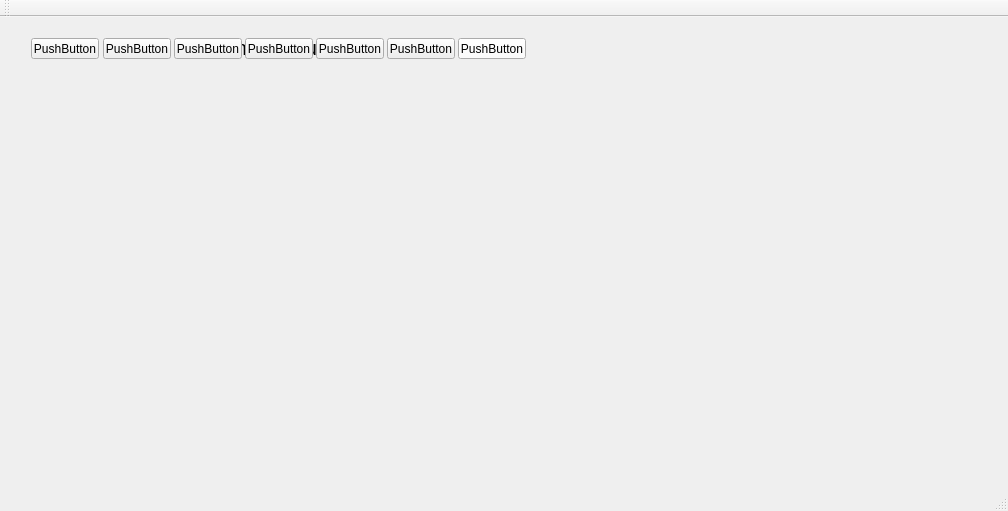
First picture: the form in Connect4/Connect4.ui, repository tylerjosephrose/Connect4, before the edit.
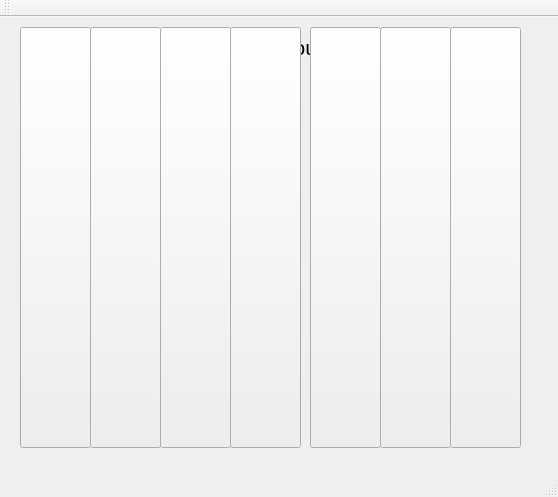
Second picture: the form after the edit. Icons and pictures are not drawn. Custom widgets are drawn as their Qt base class.

```diff
--- a/Connect4/Connect4.ui
+++ b/Connect4/Connect4.ui
@@ -6,8 +6,8 @@
    <rect>
     <x>0</x>
     <y>0</y>
-    <width>1008</width>
-    <height>511</height>
+    <width>558</width>
+    <height>497</height>
    </rect>
   </property>
   <property name="windowTitle">
@@ -26,6 +26,12 @@
     <layout class="QGridLayout" name="gridForPieces">
      <item row="3" column="5">
       <widget class="QLabel" name="piece35">
+       <property name="sizePolicy">
+        <sizepolicy hsizetype="Ignored" vsizetype="Ignored">
+         <horstretch>0</horstretch>
+         <verstretch>0</verstretch>
+        </sizepolicy>
+       </property>
        <property name="text">
         <string/>
        </property>
@@ -36,6 +42,12 @@
      </item>
      <item row="5" column="5">
       <widget class="QLabel" name="piece55">
+       <property name="sizePolicy">
+        <sizepolicy hsizetype="Ignored" vsizetype="Ignored">
+         <horstretch>0</horstretch>
+         <verstretch>0</verstretch>
+        </sizepolicy>
+       </property>
        <property name="text">
         <string/>
        </property>
@@ -46,6 +58,12 @@
      </item>
      <item row="4" column="2">
       <widget class="QLabel" name="piece42">
+       <property name="sizePolicy">
+        <sizepolicy hsizetype="Ignored" vsizetype="Ignored">
+         <horstretch>0</horstretch>
+         <verstretch>0</verstretch>
+        </sizepolicy>
+       </property>
        <property name="text">
         <string/>
        </property>
@@ -56,6 +74,12 @@
      </item>
      <item row="4" column="4">
       <widget class="QLabel" name="piece44">
+       <property name="sizePolicy">
+        <sizepolicy hsizetype="Ignored" vsizetype="Ignored">
+         <horstretch>0</horstretch>
+         <verstretch>0</verstretch>
+        </sizepolicy>
+       </property>
        <property name="text">
         <string/>
        </property>
@@ -66,6 +90,12 @@
      </item>
      <item row="0" column="2">
       <widget class="QLabel" name="piece02">
+       <property name="sizePolicy">
+        <sizepolicy hsizetype="Ignored" vsizetype="Ignored">
+         <horstretch>0</horstretch>
+         <verstretch>0</verstretch>
+        </sizepolicy>
+       </property>
        <property name="text">
         <string/>
        </property>
@@ -76,6 +106,12 @@
      </item>
      <item row="4" column="5">
       <widget class="QLabel" name="piece45">
+       <property name="sizePolicy">
+        <sizepolicy hsizetype="Ignored" vsizetype="Ignored">
+         <horstretch>0</horstretch>
+         <verstretch>0</verstretch>
+        </sizepolicy>
+       </property>
        <property name="text">
         <string/>
        </property>
@@ -86,6 +122,12 @@
      </item>
      <item row="5" column="1">
       <widget class="QLabel" name="piece51">
+       <property name="sizePolicy">
+        <sizepolicy hsizetype="Ignored" vsizetype="Ignored">
+         <horstretch>0</horstretch>
+         <verstretch>0</verstretch>
+        </sizepolicy>
+       </property>
        <property name="text">
         <string/>
        </property>
@@ -96,6 +138,12 @@
      </item>
      <item row="1" column="1">
       <widget class="QLabel" name="piece11">
+       <property name="sizePolicy">
+        <sizepolicy hsizetype="Ignored" vsizetype="Ignored">
+         <horstretch>0</horstretch>
+         <verstretch>0</verstretch>
+        </sizepolicy>
+       </property>
        <property name="text">
         <string/>
        </property>
@@ -106,6 +154,12 @@
      </item>
      <item row="0" column="6">
       <widget class="QLabel" name="piece06">
+       <property name="sizePolicy">
+        <sizepolicy hsizetype="Ignored" vsizetype="Ignored">
+         <horstretch>0</horstretch>
+         <verstretch>0</verstretch>
+        </sizepolicy>
+       </property>
        <property name="text">
         <string/>
        </property>
@@ -116,6 +170,12 @@
      </item>
      <item row="3" column="3">
       <widget class="QLabel" name="piece33">
+       <property name="sizePolicy">
+        <sizepolicy hsizetype="Ignored" vsizetype="Ignored">
+         <horstretch>0</horstretch>
+         <verstretch>0</verstretch>
+        </sizepolicy>
+       </property>
        <property name="text">
         <string/>
        </property>
@@ -126,6 +186,12 @@
      </item>
      <item row="1" column="6">
       <widget class="QLabel" name="piece16">
+       <property name="sizePolicy">
+        <sizepolicy hsizetype="Ignored" vsizetype="Ignored">
+         <horstretch>0</horstretch>
+         <verstretch>0</verstretch>
+        </sizepolicy>
+       </property>
        <property name="text">
         <string/>
        </property>
@@ -136,6 +202,12 @@
      </item>
      <item row="4" column="1">
       <widget class="QLabel" name="piece41">
+       <property name="sizePolicy">
+        <sizepolicy hsizetype="Ignored" vsizetype="Ignored">
+         <horstretch>0</horstretch>
+         <verstretch>0</verstretch>
+        </sizepolicy>
+       </property>
        <property name="text">
         <string/>
        </property>
@@ -146,6 +218,12 @@
      </item>
      <item row="0" column="5">
       <widget class="QLabel" name="piece05">
+       <property name="sizePolicy">
+        <sizepolicy hsizetype="Ignored" vsizetype="Ignored">
+         <horstretch>0</horstretch>
+         <verstretch>0</verstretch>
+        </sizepolicy>
+       </property>
        <property name="text">
         <string/>
        </property>
@@ -156,6 +234,12 @@
      </item>
      <item row="2" column="0">
       <widget class="QLabel" name="piece20">
+       <property name="sizePolicy">
+        <sizepolicy hsizetype="Ignored" vsizetype="Ignored">
+         <horstretch>0</horstretch>
+         <verstretch>0</verstretch>
+        </sizepolicy>
+       </property>
        <property name="text">
         <string/>
        </property>
@@ -166,6 +250,12 @@
      </item>
      <item row="5" column="3">
       <widget class="QLabel" name="piece53">
+       <property name="sizePolicy">
+        <sizepolicy hsizetype="Ignored" vsizetype="Ignored">
+         <horstretch>0</horstretch>
+         <verstretch>0</verstretch>
+        </sizepolicy>
+       </property>
        <property name="text">
         <string/>
        </property>
@@ -176,6 +266,12 @@
      </item>
      <item row="5" column="6">
       <widget class="QLabel" name="piece56">
+       <property name="sizePolicy">
+        <sizepolicy hsizetype="Ignored" vsizetype="Ignored">
+         <horstretch>0</horstretch>
+         <verstretch>0</verstretch>
+        </sizepolicy>
+       </property>
        <property name="text">
         <string/>
        </property>
@@ -186,6 +282,12 @@
      </item>
      <item row="2" column="6">
       <widget class="QLabel" name="piece26">
+       <property name="sizePolicy">
+        <sizepolicy hsizetype="Ignored" vsizetype="Ignored">
+         <horstretch>0</horstretch>
+         <verstretch>0</verstretch>
+        </sizepolicy>
+       </property>
        <property name="text">
         <string/>
        </property>
@@ -196,6 +298,12 @@
      </item>
      <item row="0" column="3">
       <widget class="QLabel" name="piece03">
+       <property name="sizePolicy">
+        <sizepolicy hsizetype="Ignored" vsizetype="Ignored">
+         <horstretch>0</horstretch>
+         <verstretch>0</verstretch>
+        </sizepolicy>
+       </property>
        <property name="text">
         <string/>
        </property>
@@ -206,6 +314,12 @@
      </item>
      <item row="5" column="2">
       <widget class="QLabel" name="piece52">
+       <property name="sizePolicy">
+        <sizepolicy hsizetype="Ignored" vsizetype="Ignored">
+         <horstretch>0</horstretch>
+         <verstretch>0</verstretch>
+        </sizepolicy>
+       </property>
        <property name="text">
         <string/>
        </property>
@@ -216,6 +330,12 @@
      </item>
      <item row="0" column="4">
       <widget class="QLabel" name="piece04">
+       <property name="sizePolicy">
+        <sizepolicy hsizetype="Ignored" vsizetype="Ignored">
+         <horstretch>0</horstretch>
+         <verstretch>0</verstretch>
+        </sizepolicy>
+       </property>
        <property name="text">
         <string/>
        </property>
@@ -226,6 +346,12 @@
      </item>
      <item row="3" column="4">
       <widget class="QLabel" name="piece34">
+       <property name="sizePolicy">
+        <sizepolicy hsizetype="Ignored" vsizetype="Ignored">
+         <horstretch>0</horstretch>
+         <verstretch>0</verstretch>
+        </sizepolicy>
+       </property>
        <property name="text">
         <string/>
        </property>
@@ -236,6 +362,12 @@
      </item>
      <item row="4" column="6">
       <widget class="QLabel" name="piece46">
+       <property name="sizePolicy">
+        <sizepolicy hsizetype="Ignored" vsizetype="Ignored">
+         <horstretch>0</horstretch>
+         <verstretch>0</verstretch>
+        </sizepolicy>
+       </property>
        <property name="text">
         <string/>
        </property>
@@ -246,6 +378,12 @@
      </item>
      <item row="5" column="0">
       <widget class="QLabel" name="piece50">
+       <property name="sizePolicy">
+        <sizepolicy hsizetype="Ignored" vsizetype="Ignored">
+         <horstretch>0</horstretch>
+         <verstretch>0</verstretch>
+        </sizepolicy>
+       </property>
        <property name="text">
         <string/>
        </property>
@@ -256,6 +394,12 @@
      </item>
      <item row="0" column="0">
       <widget class="QLabel" name="piece00">
+       <property name="sizePolicy">
+        <sizepolicy hsizetype="Ignored" vsizetype="Ignored">
+         <horstretch>0</horstretch>
+         <verstretch>0</verstretch>
+        </sizepolicy>
+       </property>
        <property name="text">
         <string/>
        </property>
@@ -266,6 +410,12 @@
      </item>
      <item row="2" column="2">
       <widget class="QLabel" name="piece22">
+       <property name="sizePolicy">
+        <sizepolicy hsizetype="Ignored" vsizetype="Ignored">
+         <horstretch>0</horstretch>
+         <verstretch>0</verstretch>
+        </sizepolicy>
+       </property>
        <property name="text">
         <string/>
        </property>
@@ -276,6 +426,12 @@
      </item>
      <item row="0" column="1">
       <widget class="QLabel" name="piece01">
+       <property name="sizePolicy">
+        <sizepolicy hsizetype="Ignored" vsizetype="Ignored">
+         <horstretch>0</horstretch>
+         <verstretch>0</verstretch>
+        </sizepolicy>
+       </property>
        <property name="text">
         <string/>
        </property>
@@ -286,6 +442,12 @@
      </item>
      <item row="1" column="0">
       <widget class="QLabel" name="piece10">
+       <property name="sizePolicy">
+        <sizepolicy hsizetype="Ignored" vsizetype="Ignored">
+         <horstretch>0</horstretch>
+         <verstretch>0</verstretch>
+        </sizepolicy>
+       </property>
        <property name="text">
         <string/>
        </property>
@@ -296,6 +458,12 @@
      </item>
      <item row="1" column="2">
       <widget class="QLabel" name="piece12">
+       <property name="sizePolicy">
+        <sizepolicy hsizetype="Ignored" vsizetype="Ignored">
+         <horstretch>0</horstretch>
+         <verstretch>0</verstretch>
+        </sizepolicy>
+       </property>
        <property name="text">
         <string/>
        </property>
@@ -306,6 +474,12 @@
      </item>
      <item row="1" column="3">
       <widget class="QLabel" name="piece13">
+       <property name="sizePolicy">
+        <sizepolicy hsizetype="Ignored" vsizetype="Ignored">
+         <horstretch>0</horstretch>
+         <verstretch>0</verstretch>
+        </sizepolicy>
+       </property>
        <property name="text">
         <string/>
        </property>
@@ -316,6 +490,12 @@
      </item>
      <item row="1" column="4">
       <widget class="QLabel" name="piece14">
+       <property name="sizePolicy">
+        <sizepolicy hsizetype="Ignored" vsizetype="Ignored">
+         <horstretch>0</horstretch>
+         <verstretch>0</verstretch>
+        </sizepolicy>
+       </property>
        <property name="text">
         <string/>
        </property>
@@ -326,6 +506,12 @@
      </item>
      <item row="1" column="5">
       <widget class="QLabel" name="piece15">
+       <property name="sizePolicy">
+        <sizepolicy hsizetype="Ignored" vsizetype="Ignored">
+         <horstretch>0</horstretch>
+         <verstretch>0</verstretch>
+        </sizepolicy>
+       </property>
        <property name="text">
         <string/>
        </property>
@@ -336,6 +522,12 @@
      </item>
      <item row="3" column="6">
       <widget class="QLabel" name="piece36">
+       <property name="sizePolicy">
+        <sizepolicy hsizetype="Ignored" vsizetype="Ignored">
+         <horstretch>0</horstretch>
+         <verstretch>0</verstretch>
+        </sizepolicy>
+       </property>
        <property name="text">
         <string/>
        </property>
@@ -346,6 +538,12 @@
      </item>
      <item row="2" column="5">
       <widget class="QLabel" name="piece25">
+       <property name="sizePolicy">
+        <sizepolicy hsizetype="Ignored" vsizetype="Ignored">
+         <horstretch>0</horstretch>
+         <verstretch>0</verstretch>
+        </sizepolicy>
+       </property>
        <property name="text">
         <string/>
        </property>
@@ -356,6 +554,12 @@
      </item>
      <item row="3" column="0">
       <widget class="QLabel" name="piece30">
+       <property name="sizePolicy">
+        <sizepolicy hsizetype="Ignored" vsizetype="Ignored">
+         <horstretch>0</horstretch>
+         <verstretch>0</verstretch>
+        </sizepolicy>
+       </property>
        <property name="text">
         <string/>
        </property>
@@ -366,6 +570,12 @@
      </item>
      <item row="2" column="1">
       <widget class="QLabel" name="piece21">
+       <property name="sizePolicy">
+        <sizepolicy hsizetype="Ignored" vsizetype="Ignored">
+         <horstretch>0</horstretch>
+         <verstretch>0</verstretch>
+        </sizepolicy>
+       </property>
        <property name="text">
         <string/>
        </property>
@@ -376,6 +586,12 @@
      </item>
      <item row="2" column="4">
       <widget class="QLabel" name="piece24">
+       <property name="sizePolicy">
+        <sizepolicy hsizetype="Ignored" vsizetype="Ignored">
+         <horstretch>0</horstretch>
+         <verstretch>0</verstretch>
+        </sizepolicy>
+       </property>
        <property name="text">
         <string/>
        </property>
@@ -386,6 +602,12 @@
      </item>
      <item row="2" column="3">
       <widget class="QLabel" name="piece23">
+       <property name="sizePolicy">
+        <sizepolicy hsizetype="Ignored" vsizetype="Ignored">
+         <horstretch>0</horstretch>
+         <verstretch>0</verstretch>
+        </sizepolicy>
+       </property>
        <property name="text">
         <string/>
        </property>
@@ -396,6 +618,12 @@
      </item>
      <item row="5" column="4">
       <widget class="QLabel" name="piece54">
+       <property name="sizePolicy">
+        <sizepolicy hsizetype="Ignored" vsizetype="Ignored">
+         <horstretch>0</horstretch>
+         <verstretch>0</verstretch>
+        </sizepolicy>
+       </property>
        <property name="text">
         <string/>
        </property>
@@ -406,6 +634,12 @@
      </item>
      <item row="4" column="3">
       <widget class="QLabel" name="piece43">
+       <property name="sizePolicy">
+        <sizepolicy hsizetype="Ignored" vsizetype="Ignored">
+         <horstretch>0</horstretch>
+         <verstretch>0</verstretch>
+        </sizepolicy>
+       </property>
        <property name="text">
         <string/>
        </property>
@@ -416,6 +650,12 @@
      </item>
      <item row="3" column="2">
       <widget class="QLabel" name="piece32">
+       <property name="sizePolicy">
+        <sizepolicy hsizetype="Ignored" vsizetype="Ignored">
+         <horstretch>0</horstretch>
+         <verstretch>0</verstretch>
+        </sizepolicy>
+       </property>
        <property name="text">
         <string/>
        </property>
@@ -426,6 +666,12 @@
      </item>
      <item row="4" column="0">
       <widget class="QLabel" name="piece40">
+       <property name="sizePolicy">
+        <sizepolicy hsizetype="Ignored" vsizetype="Ignored">
+         <horstretch>0</horstretch>
+         <verstretch>0</verstretch>
+        </sizepolicy>
+       </property>
        <property name="text">
         <string/>
        </property>
@@ -436,6 +682,12 @@
      </item>
      <item row="3" column="1">
       <widget class="QLabel" name="piece31">
+       <property name="sizePolicy">
+        <sizepolicy hsizetype="Ignored" vsizetype="Ignored">
+         <horstretch>0</horstretch>
+         <verstretch>0</verstretch>
+        </sizepolicy>
+       </property>
        <property name="text">
         <string/>
        </property>
@@ -459,146 +711,106 @@
      <string>&lt;html&gt;&lt;head/&gt;&lt;body&gt;&lt;p align=&quot;center&quot;&gt;&lt;span style=&quot; font-size:16pt;&quot;&gt;Connect Four&lt;/span&gt;&lt;/p&gt;&lt;/body&gt;&lt;/html&gt;</string>
     </property>
    </widget>
-   <widget class="QWidget" name="gridLayoutWidget_2">
+   <widget class="RowButton" name="row0">
     <property name="geometry">
      <rect>
       <x>20</x>
       <y>10</y>
-      <width>514</width>
+      <width>71</width>
       <height>421</height>
      </rect>
     </property>
-    <layout class="QGridLayout" name="gridLayout">
-     <item row="0" column="3" alignment="Qt::AlignHCenter|Qt::AlignTop">
-      <widget class="QToolButton" name="toolButton_4">
-       <property name="minimumSize">
-        <size>
-         <width>68</width>
-         <height>19</height>
-        </size>
-       </property>
-       <property name="text">
-        <string>PushButton</string>
-       </property>
-      </widget>
-     </item>
-     <item row="0" column="1" alignment="Qt::AlignHCenter|Qt::AlignTop">
-      <widget class="QToolButton" name="toolButton_2">
-       <property name="minimumSize">
-        <size>
-         <width>68</width>
-         <height>19</height>
-        </size>
-       </property>
-       <property name="text">
-        <string>PushButton</string>
-       </property>
-      </widget>
-     </item>
-     <item row="0" column="5" alignment="Qt::AlignHCenter|Qt::AlignTop">
-      <widget class="QToolButton" name="toolButton_6">
-       <property name="minimumSize">
-        <size>
-         <width>68</width>
-         <height>19</height>
-        </size>
-       </property>
-       <property name="text">
-        <string>PushButton</string>
-       </property>
-      </widget>
-     </item>
-     <item row="0" column="0" alignment="Qt::AlignHCenter|Qt::AlignTop">
-      <widget class="QToolButton" name="toolButton">
-       <property name="minimumSize">
-        <size>
-         <width>68</width>
-         <height>19</height>
-        </size>
-       </property>
-       <property name="text">
-        <string>PushButton</string>
-       </property>
-      </widget>
-     </item>
-     <item row="0" column="2" alignment="Qt::AlignHCenter|Qt::AlignTop">
-      <widget class="QToolButton" name="toolButton_3">
-       <property name="minimumSize">
-        <size>
-         <width>68</width>
-         <height>19</height>
-        </size>
-       </property>
-       <property name="text">
-        <string>PushButton</string>
-       </property>
-      </widget>
-     </item>
-     <item row="0" column="4" alignment="Qt::AlignHCenter|Qt::AlignTop">
-      <widget class="QToolButton" name="toolButton_5">
-       <property name="minimumSize">
-        <size>
-         <width>68</width>
-         <height>19</height>
-        </size>
-       </property>
-       <property name="text">
-        <string>PushButton</string>
-       </property>
-      </widget>
-     </item>
-     <item row="0" column="6" alignment="Qt::AlignHCenter|Qt::AlignTop">
-      <widget class="QToolButton" name="toolButton_7">
-       <property name="minimumSize">
-        <size>
-         <width>68</width>
-         <height>19</height>
-        </size>
-       </property>
-       <property name="palette">
-        <palette>
-         <active>
-          <colorrole role="Button">
-           <brush brushstyle="SolidPattern">
-            <color alpha="255">
-             <red>255</red>
-             <green>255</green>
-             <blue>255</blue>
-            </color>
-           </brush>
-          </colorrole>
-         </active>
-         <inactive>
-          <colorrole role="Button">
-           <brush brushstyle="SolidPattern">
-            <color alpha="255">
-             <red>255</red>
-             <green>255</green>
-             <blue>255</blue>
-            </color>
-           </brush>
-          </colorrole>
-         </inactive>
-         <disabled>
-          <colorrole role="Button">
-           <brush brushstyle="SolidPattern">
-            <color alpha="255">
-             <red>255</red>
-             <green>255</green>
-             <blue>255</blue>
-            </color>
-           </brush>
-          </colorrole>
-         </disabled>
-        </palette>
-       </property>
-       <property name="text">
-        <string>PushButton</string>
-       </property>
-      </widget>
-     </item>
-    </layout>
+    <property name="text">
+     <string/>
+    </property>
    </widget>
+   <widget class="RowButton" name="row1">
+    <property name="geometry">
+     <rect>
+      <x>90</x>
+      <y>10</y>
+      <width>71</width>
+      <height>421</height>
+     </rect>
+    </property>
+    <property name="text">
+     <string/>
+    </property>
+   </widget>
+   <widget class="RowButton" name="row2">
+    <property name="geometry">
+     <rect>
+      <x>160</x>
+      <y>10</y>
+      <width>71</width>
+      <height>421</height>
+     </rect>
+    </property>
+    <property name="text">
+     <string/>
+    </property>
+   </widget>
+   <widget class="RowButton" name="row3">
+    <property name="geometry">
+     <rect>
+      <x>230</x>
+      <y>10</y>
+      <width>71</width>
+      <height>421</height>
+     </rect>
+    </property>
+    <property name="text">
+     <string/>
+    </property>
+   </widget>
+   <widget class="RowButton" name="row4">
+    <property name="geometry">
+     <rect>
+      <x>310</x>
+      <y>10</y>
+      <width>71</width>
+      <height>421</height>
+     </rect>
+    </property>
+    <property name="text">
+     <string/>
+    </property>
+   </widget>
+   <widget class="RowButton" name="row5">
+    <property name="geometry">
+     <rect>
+      <x>380</x>
+      <y>10</y>
+      <width>71</width>
+      <height>421</height>
+     </rect>
+    </property>
+    <property name="text">
+     <string/>
+    </property>
+   </widget>
+   <widget class="RowButton" name="row6">
+    <property name="geometry">
+     <rect>
+      <x>450</x>
+      <y>10</y>
+      <width>71</width>
+      <height>421</height>
+     </rect>
+    </property>
+    <property name="text">
+     <string/>
+    </property>
+   </widget>
+   <zorder>Title</zorder>
+   <zorder>gridLayoutWidget</zorder>
+   <zorder>row0</zorder>
+   <zorder>row1</zorder>
+   <zorder>row3</zorder>
+   <zorder>row4</zorder>
+   <zorder>row5</zorder>
+   <zorder>row6</zorder>
+   <zorder>row2</zorder>
   </widget>
   <widget class="QMenuBar" name="menuBar">
    <property name="geometry">
@@ -621,6 +833,13 @@
   <widget class="QStatusBar" name="statusBar"/>
  </widget>
  <layoutdefault spacing="6" margin="11"/>
+ <customwidgets>
+  <customwidget>
+   <class>RowButton</class>
+   <extends>QPushButton</extends>
+   <header>RowButton.h</header>
+  </customwidget>
+ </customwidgets>
  <resources>
   <include location="Connect4.qrc"/>
  </resources>
```
Left out of the diff: 254 changed lines with no effect on the pictures.
